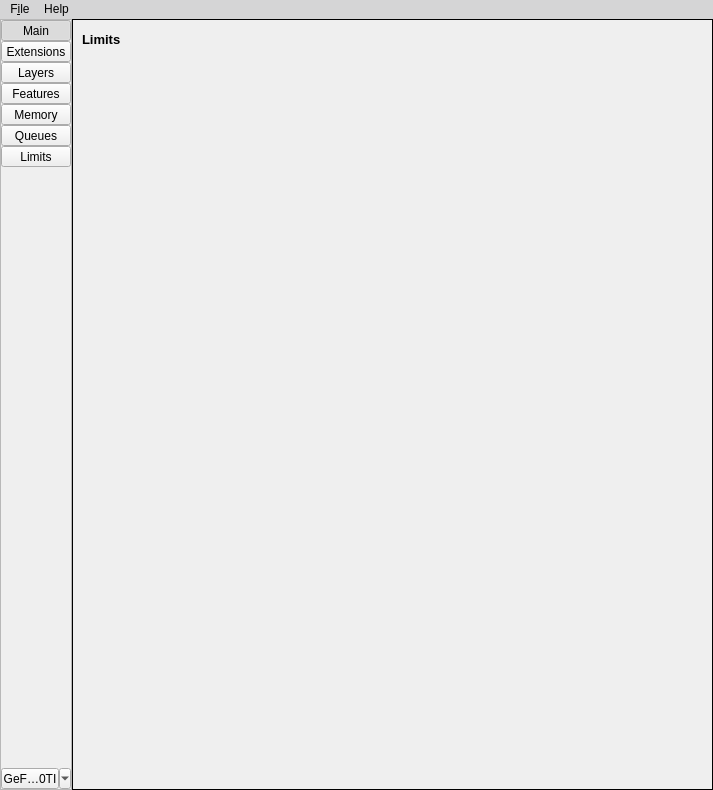
Qt form src/vk_capabilities_main_window.ui (kuumies/vulkan_capabilities) before a commit.
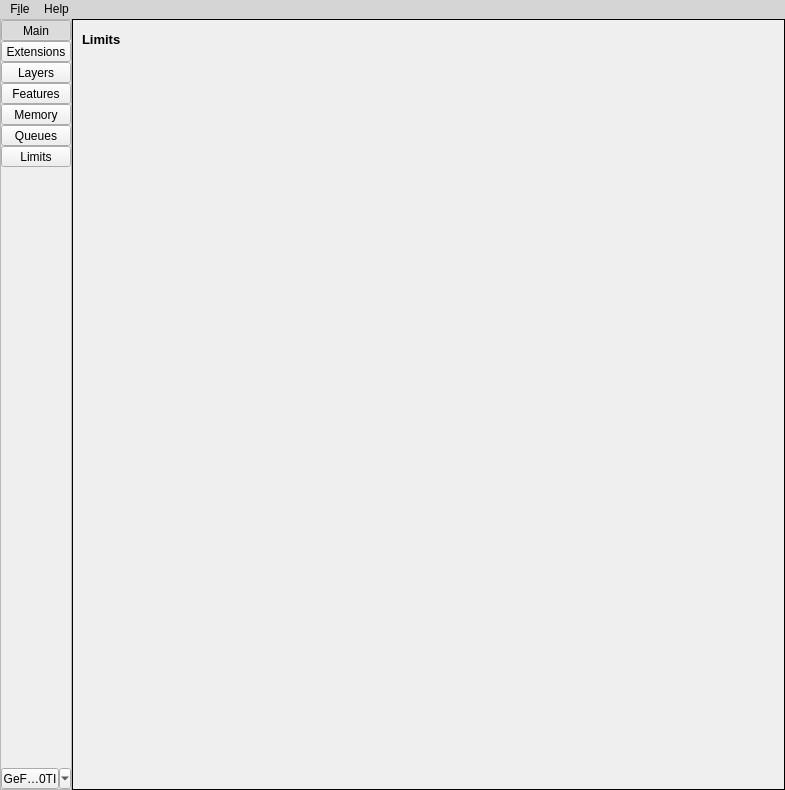
The same form after that commit. The open tabs and pages were chosen to show the change. Icons and pictures are not drawn.

Commit message: More work with limits

Patch:
```diff
--- a/src/vk_capabilities_main_window.ui
+++ b/src/vk_capabilities_main_window.ui
@@ -6,7 +6,7 @@
    <rect>
     <x>0</x>
     <y>0</y>
-    <width>713</width>
+    <width>785</width>
     <height>790</height>
    </rect>
   </property>
@@ -903,6 +903,39 @@
              </widget>
              <widget class="QWidget" name="page_7">
               <layout class="QVBoxLayout" name="verticalLayout_9">
+               <property name="spacing">
+                <number>0</number>
+               </property>
+               <property name="leftMargin">
+                <number>0</number>
+               </property>
+               <property name="topMargin">
+                <number>0</number>
+               </property>
+               <property name="rightMargin">
+                <number>0</number>
+               </property>
+               <property name="bottomMargin">
+                <number>0</number>
+               </property>
+               <item>
+                <widget class="QScrollArea" name="limitsScrollArea">
+                 <property name="frameShape">
+                  <enum>QFrame::NoFrame</enum>
+                 </property>
+                 <property name="widgetResizable">
+                  <bool>true</bool>
+                 </property>
+                 <widget class="QWidget" name="limitsScrollAreaWidgetContents">
+                  <property name="geometry">
+                   <rect>
+                    <x>0</x>
+                    <y>0</y>
+                    <width>711</width>
+                    <height>767</height>
+                   </rect>
+                  </property>
+                  <layout class="QVBoxLayout" name="verticalLayout_13">
                <item>
                 <layout class="QHBoxLayout" name="horizontalLayout_8">
                  <item>
@@ -949,10 +982,14 @@
                  <property name="sizeHint" stdset="0">
                   <size>
                    <width>20</width>
-                   <height>661</height>
+                       <height>702</height>
                   </size>
                  </property>
                 </spacer>
+                   </item>
+                  </layout>
+                 </widget>
+                </widget>
                </item>
               </layout>
              </widget>
@@ -1109,7 +1146,7 @@
     <rect>
      <x>0</x>
      <y>0</y>
-     <width>713</width>
+     <width>785</width>
      <height>21</height>
     </rect>
    </property>
```
Left out of the diff: 11 changed lines with no effect on the pictures. Lines whose indentation alone changed are shown as unchanged. The commit also changes 6 other files.
